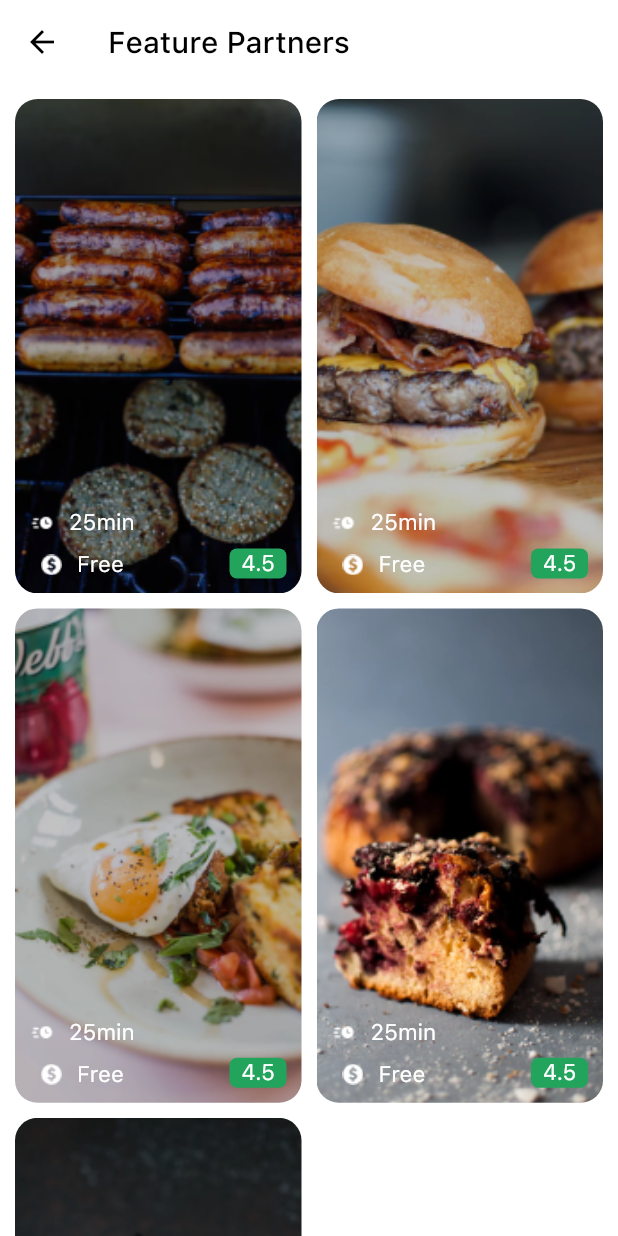
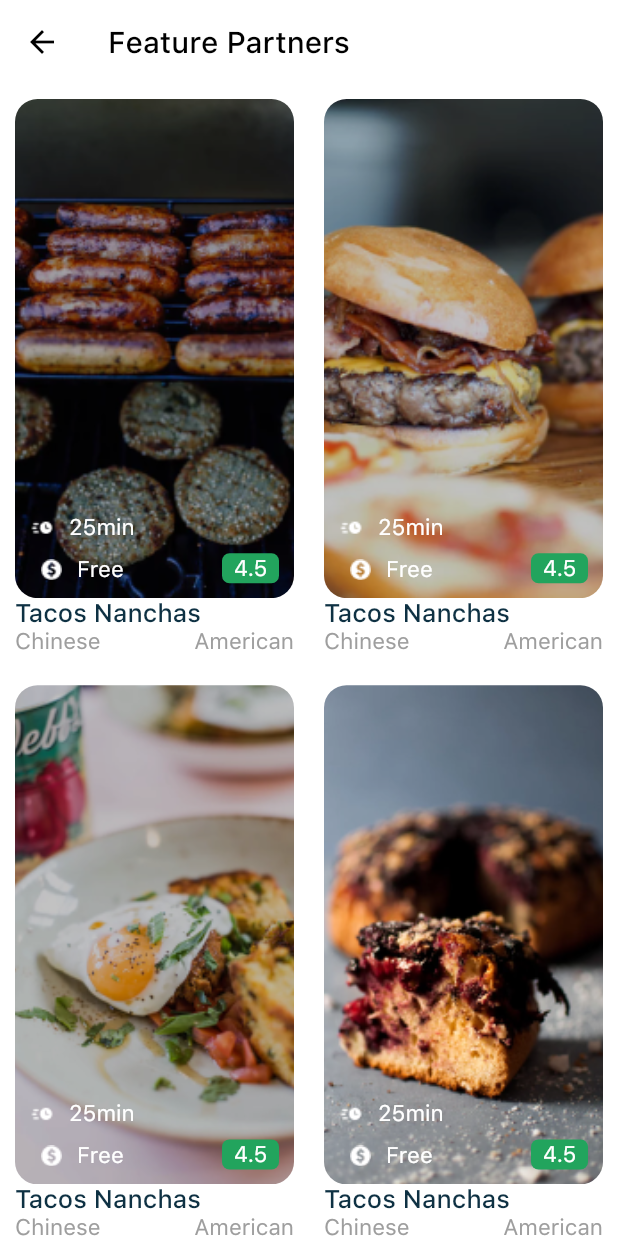
Before and after one commit to thelinh0302/Flutter_structure, a Flutter app: the WidgetAllFeature screen opened directly, on a phone screen of 412 x 824 dp. Run offline on Flutter 3.47's test engine with Material 2 defaults, Android fonts, the phone set to English and light mode, and no system bars; missing offline and left inert: dart:ffi; project files that could hold a hidden picture were left out.

Commit message:
complete screen feature all

```diff
--- a/lib/data_source/mock_data.dart
+++ b/lib/data_source/mock_data.dart
@@ -20,7 +20,7 @@ List<Map<String, dynamic>> features = [
 ];
 List<Map<String, dynamic>> featuresAll = [
   {
-    "title": "Daylight Coffe",
+    "title": "Tacos Nanchas",
     "descrip": "Colarodo, San Francisco",
     "star": '4.5',
     "minutes": "25min",
--- a/lib/views/home/widget/widget_feature/widget_all_feature.dart
+++ b/lib/views/home/widget/widget_feature/widget_all_feature.dart
@@ -25,12 +25,16 @@ class _WidgetAllFeatureState extends State<WidgetAllFeature> {
         child: GridView.builder(
           itemCount: featuresAll.length,
           gridDelegate: SliverGridDelegateWithMaxCrossAxisExtent(
-              crossAxisSpacing: 10,
-              mainAxisSpacing: 10,
-              mainAxisExtent: (MediaQuery.of(context).size.width / 2) * 1.6,
+              crossAxisSpacing: 20,
+              mainAxisSpacing: 20,
+              mainAxisExtent: (MediaQuery.of(context).size.width / 2) * 1.8,
               maxCrossAxisExtent: MediaQuery.of(context).size.width / 2),
           itemBuilder: (context, index) {
-            return Container(
+            return Column(
+              children: [
+                Expanded(
+                  flex: 8,
+                  child: Container(
                     decoration: BoxDecoration(
                       borderRadius: BorderRadius.circular(15),
                       image: DecorationImage(
@@ -44,12 +48,14 @@ class _WidgetAllFeatureState extends State<WidgetAllFeature> {
                           mainAxisAlignment: MainAxisAlignment.spaceBetween,
                           children: [
                             Padding(
-                        padding: const EdgeInsets.only(bottom: 10, left: 10),
+                              padding:
+                                  const EdgeInsets.only(bottom: 10, left: 10),
                               child: Column(
                                 mainAxisAlignment: MainAxisAlignment.end,
                                 children: [
                                   Row(
-                              mainAxisAlignment: MainAxisAlignment.spaceBetween,
+                                    mainAxisAlignment:
+                                        MainAxisAlignment.spaceBetween,
                                     children: [
                                       Image.asset(
                                           "assets/images/icons/fast-delivery.png"),
@@ -66,9 +72,11 @@ class _WidgetAllFeatureState extends State<WidgetAllFeature> {
                                     height: 10,
                                   ),
                                   Row(
-                              mainAxisAlignment: MainAxisAlignment.spaceBetween,
+                                    mainAxisAlignment:
+                                        MainAxisAlignment.spaceBetween,
                                     children: [
-                                Image.asset("assets/images/icons/Dollar.png"),
+                                      Image.asset(
+                                          "assets/images/icons/Dollar.png"),
                                       Container(
                                         margin: const EdgeInsets.only(left: 10),
                                         child: Text(
@@ -97,6 +105,35 @@ class _WidgetAllFeatureState extends State<WidgetAllFeature> {
                         )
                       ],
                     ),
+                  ),
+                ),
+                Column(
+                  mainAxisAlignment: MainAxisAlignment.start,
+                  children: [
+                    Align(
+                      alignment: Alignment.centerLeft,
+                      child: Text(
+                        "Tacos Nanchas",
+                        style: TextsStyle.heading,
+                        textAlign: TextAlign.left,
+                      ),
+                    ),
+                    Align(
+                      alignment: Alignment.centerLeft,
+                      child: Row(
+                        mainAxisAlignment: MainAxisAlignment.spaceBetween,
+                        children: [
+                          Text(
+                            'Chinese',
+                            style: TextsStyle.lyrics,
+                          ),
+                          Text('American', style: TextsStyle.lyrics),
+                        ],
+                      ),
+                    )
+                  ],
+                ),
+              ],
             );
           },
         ),
```
Lines whose indentation alone changed are shown as unchanged.
